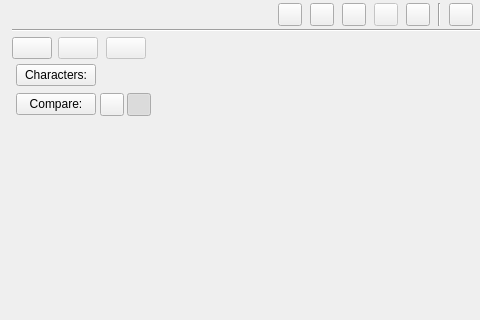
First picture: the form in ui/characters_view.ui, repository zkovari/plotlyst, before the edit; both pictures show x 0 to 480 and y 0 to 320 of the 751 by 636 pixel window.
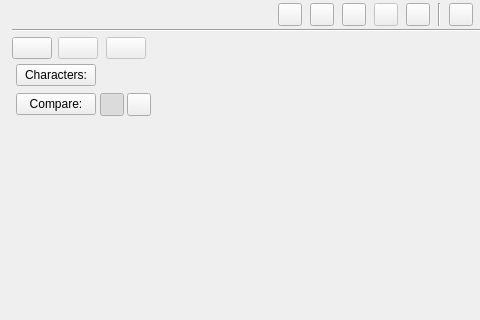
Second picture: the form after the edit. Custom widgets are drawn as their Qt base class.

Commit message: Set default comparison type to Summary

Patch:
```diff
--- a/ui/characters_view.ui
+++ b/ui/characters_view.ui
@@ -838,6 +838,9 @@
                   <property name="checkable">
                    <bool>true</bool>
                   </property>
+                  <property name="checked">
+                   <bool>true</bool>
+                  </property>
                   <attribute name="buttonGroup">
                    <string notr="true">btnGroupComparison</string>
                   </attribute>
@@ -858,7 +861,7 @@
                    <bool>true</bool>
                   </property>
                   <property name="checked">
-                   <bool>true</bool>
+                   <bool>false</bool>
                   </property>
                   <attribute name="buttonGroup">
                    <string notr="true">btnGroupComparison</string>
```
Left out of the diff: 4 changed lines with no effect on the pictures. The commit also changes 1 other file.
